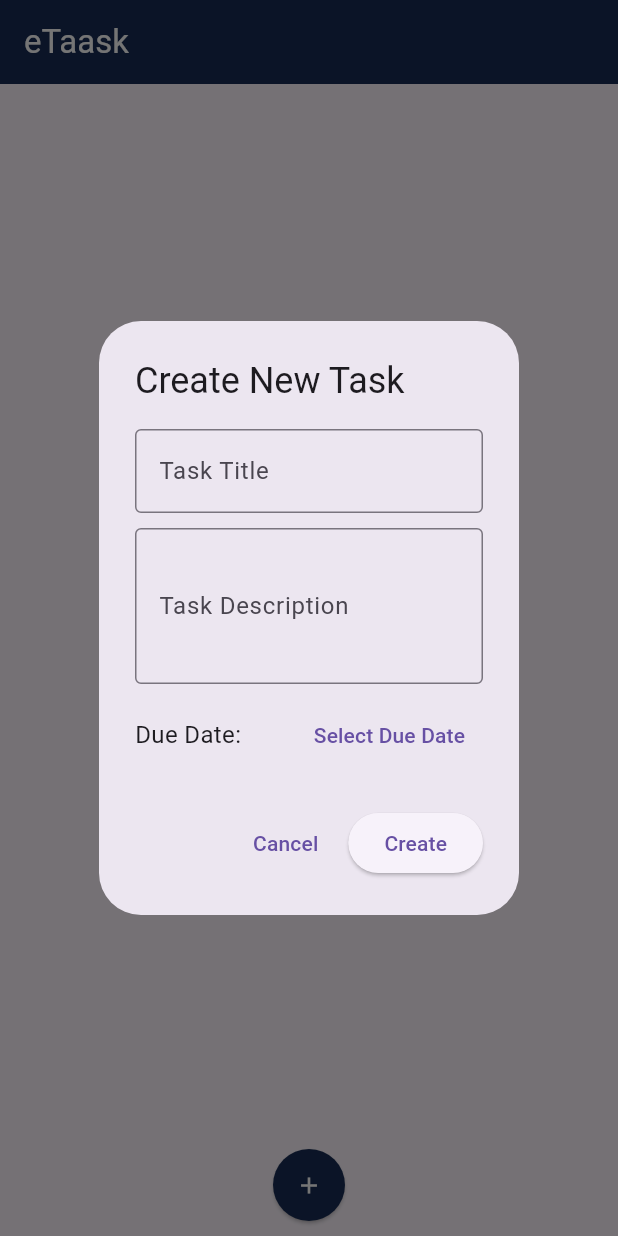
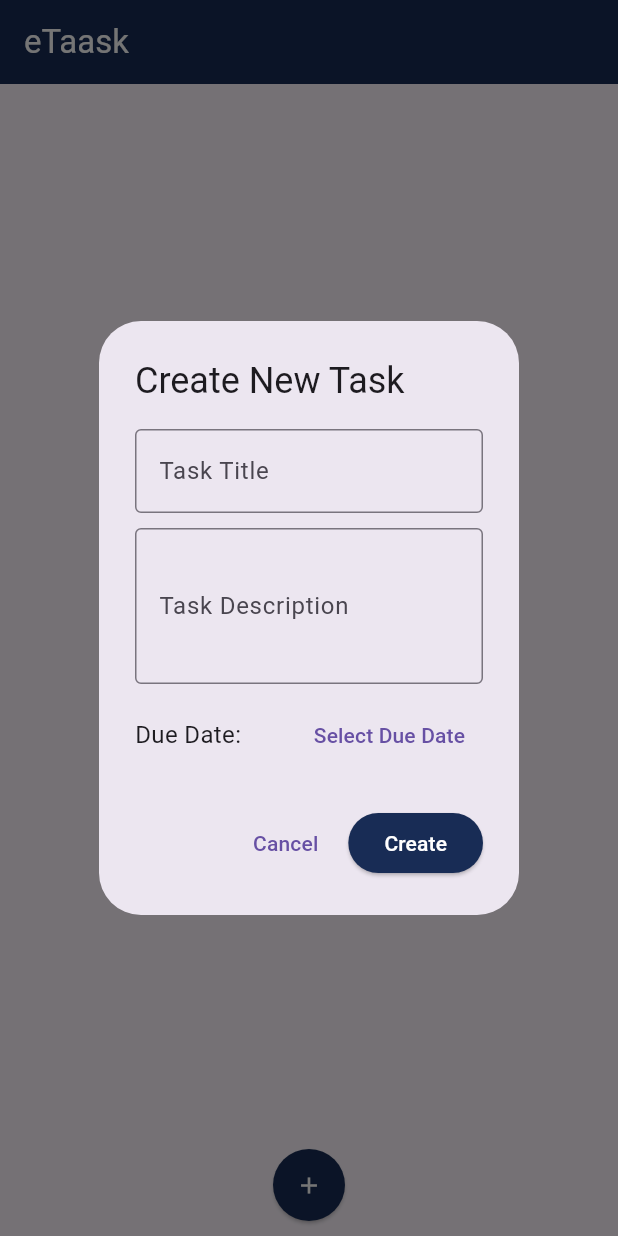
Before and after one commit to MohamedShafraz/Etaask, a Flutter app: the screen it shows after launch, after a tap on the "add" icon, on a phone screen of 412 x 824 dp. Run offline on Flutter 3.47's test engine with Material 3 defaults, Android fonts, the phone set to English and light mode, and no system bars; our stand-ins replace flutter_riverpod, sqflite; accounts and stored records are empty.

Commit message:
UI Improved

```diff
--- a/lib/views/home_screen.dart
+++ b/lib/views/home_screen.dart
@@ -16,7 +16,7 @@ class HomeScreen extends ConsumerWidget {
           'eTaask',
           style: TextStyle(color: Colors.white),
         ),
-        backgroundColor: Color(0xFF182c54),
+        backgroundColor: Color(0xFF182c55),
       ),
       body: Column(
         children: [
--- a/lib/views/widgets/create_task_dialog.dart
+++ b/lib/views/widgets/create_task_dialog.dart
@@ -86,7 +86,9 @@ class _CreateTaskDialogState extends State<CreateTaskDialog> {
                           ? 'Due Date:'
                           : 'Due Date: ${_selectedDueDate!.toLocal()}'
                               .split(' ')[0],
-                      style: TextStyle(fontSize: 16),
+                      style: TextStyle(
+                        fontSize: 16,
+                      ),
                     ),
                   ),
                   TextButton(
@@ -111,6 +113,9 @@ class _CreateTaskDialogState extends State<CreateTaskDialog> {
           child: Text('Cancel'),
         ),
         ElevatedButton(
+          style: ButtonStyle(
+            backgroundColor: MaterialStateProperty.all(Color(0xFF182c55)),
+          ),
           onPressed: () async {
             // Validate form only when the Create button is clicked
             if (_formKey.currentState!.validate()) {
@@ -145,7 +150,10 @@ class _CreateTaskDialogState extends State<CreateTaskDialog> {
                   .pop(); // Close the dialog after creating the task
             }
           },
-          child: Text('Create'),
+          child: Text(
+            'Create',
+            style: TextStyle(color: Colors.white),
+          ),
         ),
       ],
     );
```
Also changed, not shown: lib/views/widgets/task_card.dart (+11 -3 lines), lib/views/widgets/task_details_screen.dart (+40 -9 lines).
